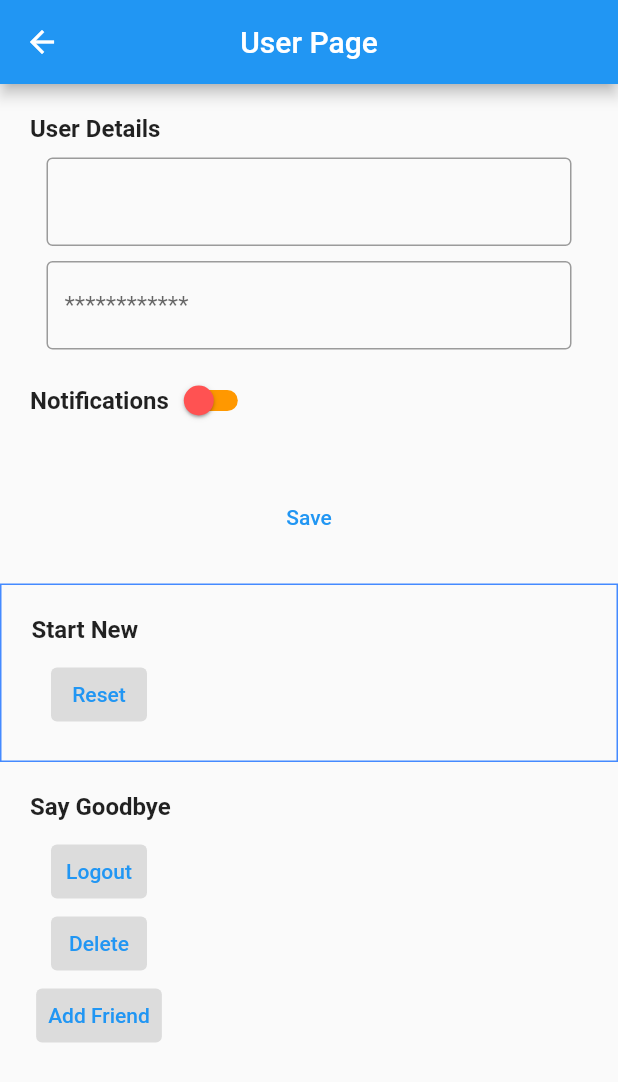
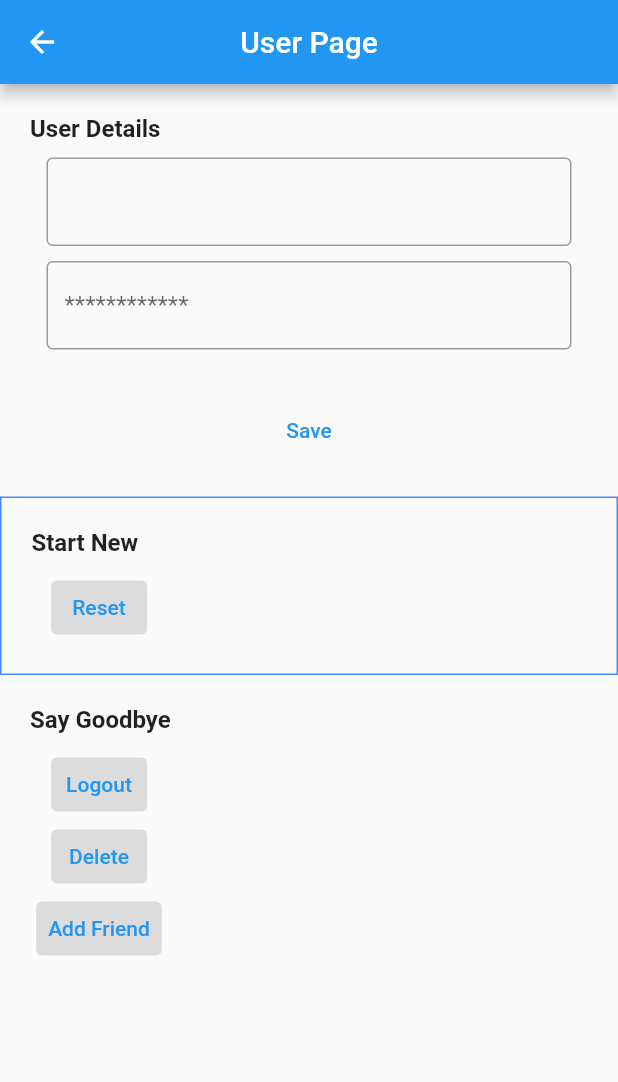
Before and after one commit to imknott/project_for_class, a Flutter app: the UserPage screen opened directly, on a phone screen of 412 x 824 dp. Shown: the top 1082 px of the screen. Run offline on Flutter 3.47's test engine with Material 2 defaults, Android fonts, the phone set to English and light mode, and no system bars; our stand-ins replace carousel_slider, cloud_firestore, dots_indicator, firebase_auth, firebase_core, google_fonts and 3 more; missing offline and left inert: firebase_ui_auth, firebase_ui_oauth_google; accounts and stored records are empty; network calls fail.

Commit message:
dash minor changes

```diff
--- a/lib/user_page.dart
+++ b/lib/user_page.dart
@@ -23,25 +23,25 @@ class _UserPageState extends State<UserPage> {
     _passwordController = TextEditingController();
   }
 
-  void toggleSwitch(bool value) {
-
-    if(isSwitched == false)
-    {
-      setState(() {
-        isSwitched = true;
-        textValue = 'Switch Button is ON';
-      });
-      print('Switch Button is ON');
-    }
-    else
-    {
-      setState(() {
-        isSwitched = false;
-        textValue = 'Switch Button is OFF';
-      });
-      print('Switch Button is OFF');
-    }
-  }
+  // void toggleSwitch(bool value) {
+  //
+  //   if(isSwitched == false)
+  //   {
+  //     setState(() {
+  //       isSwitched = true;
+  //       textValue = 'Switch Button is ON';
+  //     });
+  //     print('Switch Button is ON');
+  //   }
+  //   else
+  //   {
+  //     setState(() {
+  //       isSwitched = false;
+  //       textValue = 'Switch Button is OFF';
+  //     });
+  //     print('Switch Button is OFF');
+  //   }
+  // }
 
   @override
   Widget build(BuildContext context) {
@@ -88,29 +88,29 @@ class _UserPageState extends State<UserPage> {
                       ),
                     ),
                   ),
-                  SizedBox(height: 10,),
-                  Align(
-                    alignment: Alignment.centerLeft,
-                    child: Row(
-                      children: [
-                        const Text(
-                          "Notifications",
-                          style: TextStyle(fontSize: 16, fontWeight: FontWeight.bold),
-                        ),
-                        Transform.scale(
-                          scale: 1,
-                          child: Switch(
-                            onChanged: toggleSwitch,
-                            value: isSwitched,
-                            activeColor: Colors.blue,
-                            activeTrackColor: Colors.yellow,
-                            inactiveThumbColor: Colors.redAccent,
-                            inactiveTrackColor: Colors.orange,
-                          )
-                        ),
-                      ]
-                    ),
-                  ),
+                  //SizedBox(height: 10,),
+                  // Align(
+                  //   alignment: Alignment.centerLeft,
+                  //   child: Row(
+                  //     children: [
+                  //       const Text(
+                  //         "Notifications",
+                  //         style: TextStyle(fontSize: 16, fontWeight: FontWeight.bold),
+                  //       ),
+                  //       Transform.scale(
+                  //         scale: 1,
+                  //         child: Switch(
+                  //           onChanged: toggleSwitch,
+                  //           value: isSwitched,
+                  //           activeColor: Colors.blue,
+                  //           activeTrackColor: Colors.yellow,
+                  //           inactiveThumbColor: Colors.redAccent,
+                  //           inactiveTrackColor: Colors.orange,
+                  //         )
+                  //       ),
+                  //     ]
+                  //   ),
+                  // ),
                   SizedBox(
                     height: 30,
                   ), TextButton(
```
Also changed, not shown: lib/dashboard.dart (+5 -13 lines).
